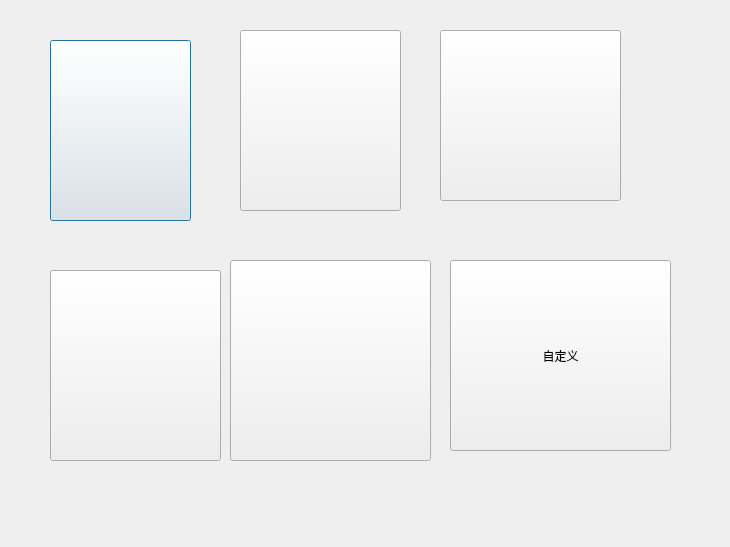
wolf-bolin/Jigsaw, file Project/Jigsaw/setting.ui: the form before one commit.
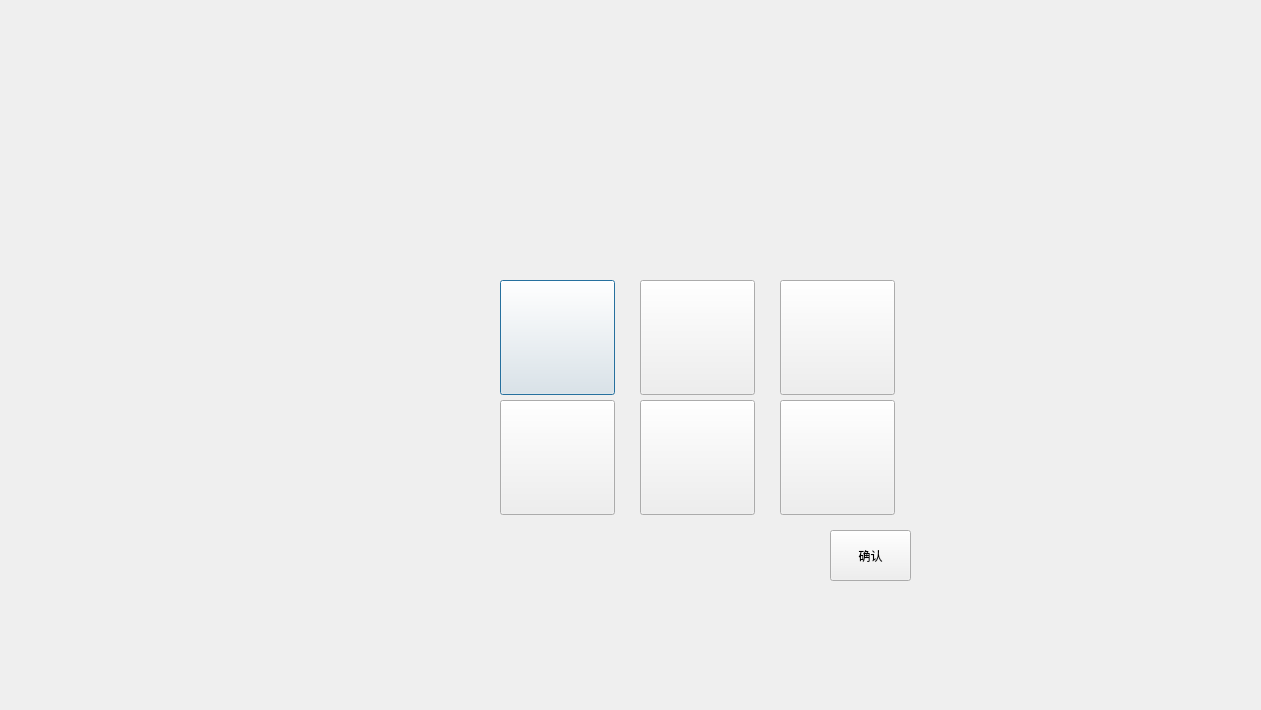
The form after the commit.

```diff
--- a/Project/Jigsaw/setting.ui
+++ b/Project/Jigsaw/setting.ui
@@ -6,8 +6,8 @@
    <rect>
     <x>0</x>
     <y>0</y>
-    <width>730</width>
-    <height>547</height>
+    <width>1261</width>
+    <height>710</height>
    </rect>
   </property>
   <property name="windowTitle">
@@ -16,10 +16,10 @@
   <widget class="QPushButton" name="picButton1">
    <property name="geometry">
     <rect>
-     <x>50</x>
-     <y>40</y>
-     <width>141</width>
-     <height>181</height>
+     <x>500</x>
+     <y>280</y>
+     <width>115</width>
+     <height>115</height>
     </rect>
    </property>
    <property name="text">
@@ -29,10 +29,10 @@
   <widget class="QPushButton" name="picButton2">
    <property name="geometry">
     <rect>
-     <x>240</x>
-     <y>30</y>
-     <width>161</width>
-     <height>181</height>
+     <x>640</x>
+     <y>280</y>
+     <width>115</width>
+     <height>115</height>
     </rect>
    </property>
    <property name="text">
@@ -42,10 +42,10 @@
   <widget class="QPushButton" name="picButton4">
    <property name="geometry">
     <rect>
-     <x>50</x>
-     <y>270</y>
-     <width>171</width>
-     <height>191</height>
+     <x>500</x>
+     <y>400</y>
+     <width>115</width>
+     <height>115</height>
     </rect>
    </property>
    <property name="text">
@@ -55,10 +55,10 @@
   <widget class="QPushButton" name="picButton5">
    <property name="geometry">
     <rect>
-     <x>230</x>
-     <y>260</y>
-     <width>201</width>
-     <height>201</height>
+     <x>640</x>
+     <y>400</y>
+     <width>115</width>
+     <height>115</height>
     </rect>
    </property>
    <property name="text">
@@ -68,10 +68,10 @@
   <widget class="QPushButton" name="picButton3">
    <property name="geometry">
     <rect>
-     <x>440</x>
-     <y>30</y>
-     <width>181</width>
-     <height>171</height>
+     <x>780</x>
+     <y>280</y>
+     <width>115</width>
+     <height>115</height>
     </rect>
    </property>
    <property name="text">
@@ -81,14 +81,27 @@
   <widget class="QPushButton" name="picButton6">
    <property name="geometry">
     <rect>
-     <x>450</x>
-     <y>260</y>
-     <width>221</width>
-     <height>191</height>
+     <x>780</x>
+     <y>400</y>
+     <width>115</width>
+     <height>115</height>
     </rect>
    </property>
    <property name="text">
-    <string>自定义</string>
+    <string/>
+   </property>
+  </widget>
+  <widget class="QPushButton" name="sureButton">
+   <property name="geometry">
+    <rect>
+     <x>830</x>
+     <y>530</y>
+     <width>81</width>
+     <height>51</height>
+    </rect>
+   </property>
+   <property name="text">
+    <string>确认</string>
    </property>
   </widget>
  </widget>
```
